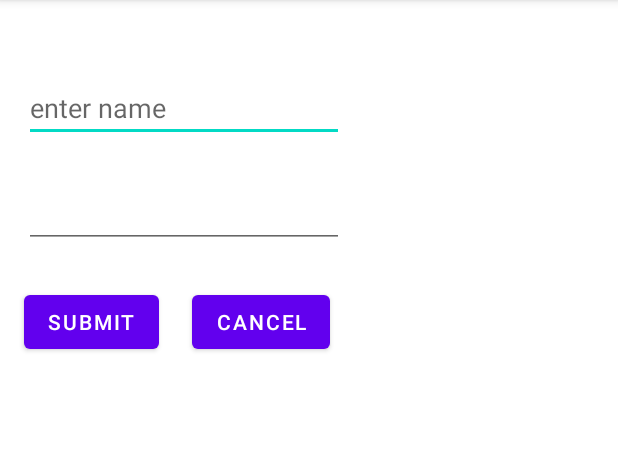
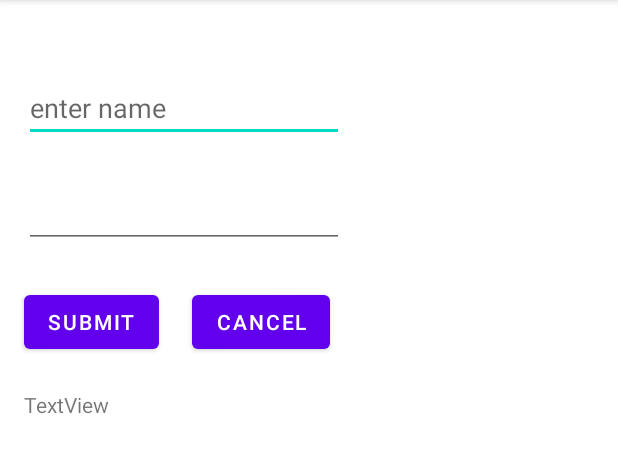
Before and after one commit to abdultanveer/Firstapp, an Android app: the screen it shows after launch (MainActivity), on a phone screen of 412 x 824 dp, the part 84-557 px from its top. Run offline under Robolectric (Android 15) with nearby library versions, the phone set to English and light mode, and no system bars.

Commit message:
button click -- edittext to textview

```diff
--- a/app/src/main/java/com/abdul/firstapp/MainActivity.kt
+++ b/app/src/main/java/com/abdul/firstapp/MainActivity.kt
@@ -2,10 +2,23 @@ package com.abdul.firstapp
 
 import androidx.appcompat.app.AppCompatActivity
 import android.os.Bundle
+import android.view.View
+import android.widget.EditText
+import android.widget.TextView
 
 class MainActivity : AppCompatActivity() {
+    lateinit var etName: EditText   //declartion
+    lateinit var tvRes: TextView
+
     override fun onCreate(savedInstanceState: Bundle?) {
         super.onCreate(savedInstanceState)
         setContentView(R.layout.activity_main)
+        etName = findViewById(R.id.etName) //initialization
+        tvRes = findViewById(R.id.tvResult)
+    }
+
+    fun clickHandler(view: View) {
+        var name = etName.text.toString()
+        tvRes.setText(name)
     }
 }
--- a/app/src/main/res/layout/activity_main.xml
+++ b/app/src/main/res/layout/activity_main.xml
@@ -7,7 +7,7 @@
     tools:context=".MainActivity">
 
     <EditText
-        android:id="@+id/editTextTextPersonName"
+        android:id="@+id/etName"
         android:layout_width="wrap_content"
         android:layout_height="wrap_content"
         android:layout_marginStart="16dp"
@@ -27,13 +27,14 @@
         android:ems="10"
         android:inputType="textPassword"
         app:layout_constraintStart_toStartOf="parent"
-        app:layout_constraintTop_toBottomOf="@+id/editTextTextPersonName" />
+        app:layout_constraintTop_toBottomOf="@+id/etName" />
 
     <Button
-        android:id="@+id/button"
+        android:id="@+id/btnSubmit"
         android:layout_width="wrap_content"
         android:layout_height="wrap_content"
         android:layout_marginStart="16dp"
+        android:onClick="clickHandler"
         android:text="submit"
         app:layout_constraintBaseline_toBaselineOf="@+id/button2"
         app:layout_constraintStart_toStartOf="parent" />
@@ -45,6 +46,16 @@
         android:layout_marginStart="22dp"
         android:layout_marginTop="25dp"
         android:text="cancel"
-        app:layout_constraintStart_toEndOf="@+id/button"
+        app:layout_constraintStart_toEndOf="@+id/btnSubmit"
         app:layout_constraintTop_toBottomOf="@+id/editTextTextPassword" />
+
+    <TextView
+        android:id="@+id/tvResult"
+        android:layout_width="wrap_content"
+        android:layout_height="wrap_content"
+        android:layout_marginStart="16dp"
+        android:layout_marginTop="21dp"
+        android:text="TextView"
+        app:layout_constraintStart_toStartOf="parent"
+        app:layout_constraintTop_toBottomOf="@+id/btnSubmit" />
 </androidx.constraintlayout.widget.ConstraintLayout>
```
